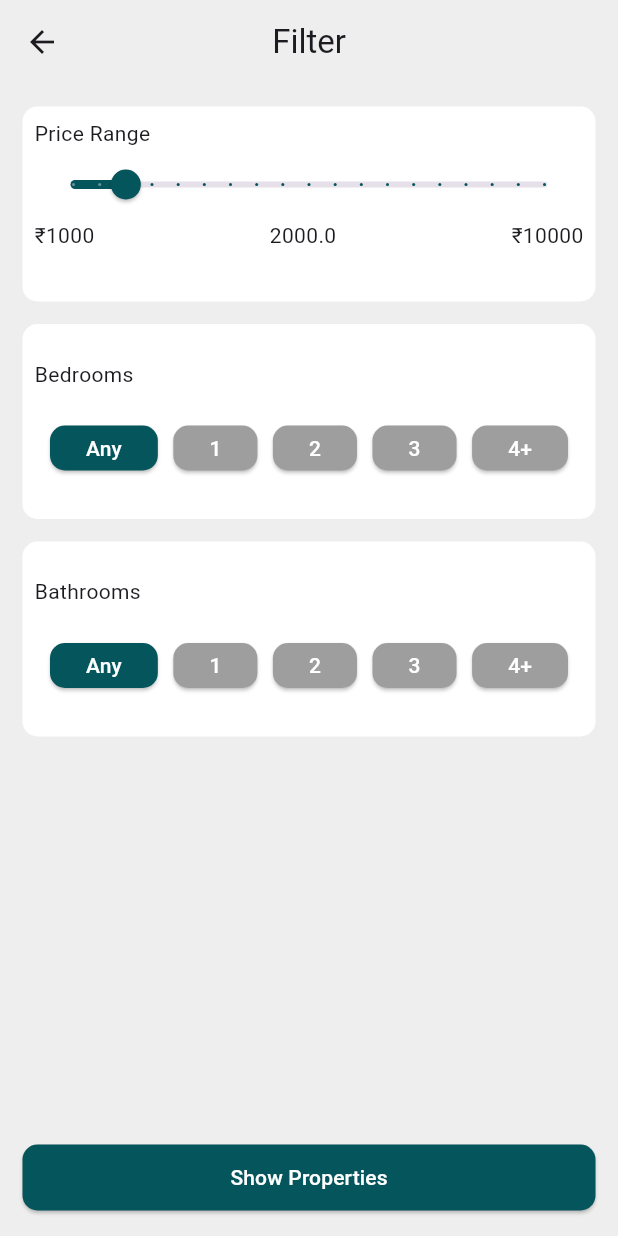
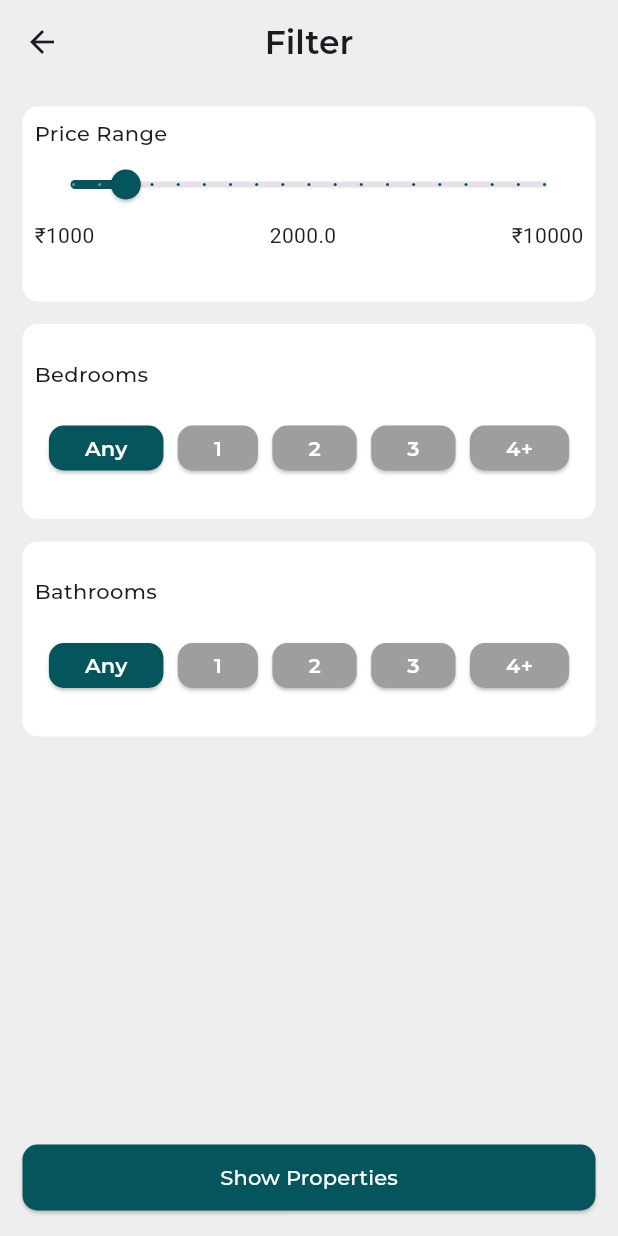
Before and after one commit to Rahulckoovara/homerent_app, a Flutter app: the screen it shows after launch, after a tap on "Get Started", after a tap on "LOGIN", after a tap on the "filter alt" icon, on a phone screen of 412 x 824 dp. Run offline on Flutter 3.47's test engine with Material 3 defaults, Android fonts, the phone set to English and light mode, and no system bars; our stand-ins replace carousel_slider, get, lottie; missing offline and left inert: panorama_viewer; network calls fail; project files that could hold a hidden picture were left out.

Commit message:
feat(font):chnaged the app font

```diff
--- a/lib/screens/Front/front_view.dart
+++ b/lib/screens/Front/front_view.dart
@@ -1,6 +1,7 @@
 import 'package:flutter/material.dart';
 import 'package:get/get.dart';
 import 'package:tappal_app/config/custom_dia.dart';
+import 'package:tappal_app/config/custom_fonts.dart';
 import 'package:tappal_app/widgets/primary_button.dart';
 import 'package:lottie/lottie.dart';
 
@@ -23,12 +24,15 @@ class FrontPage extends StatelessWidget {
             children: [
               Text(
                 'Find Your \nApartment Here',
-                style: TextStyle(fontSize: 30),
+
+                style: TextStyle(fontSize: 30,
+                fontFamily: CustomFont.fontBold),
               ),
               SizedBox(height: CustomDimens.spacerH),
               Text(
                 'Most it diagrams headline of should there with practice to and with my sections.',
-                style: TextStyle(fontSize: 16),
+                style: TextStyle(fontSize: 16,
+                fontFamily: CustomFont.fontRegular),
               ),
               SizedBox(height: CustomDimens.spacerH),
               SizedBox(height: CustomDimens.spacerH),
@@ -37,7 +41,7 @@ class FrontPage extends StatelessWidget {
               }, 'Get Started'),
               SizedBox(height: CustomDimens.spacerH),
               Container(
-                height: 500,
+                height: 450,
                 width: double.infinity,
                 child: Image.asset('assets/welcome.png'),
                 //Lottie.network('https://lottie.host/b65a75d6-05e9-4fc3-9d76-2894861fcb48/AHkc5GCwQE.json',
--- a/lib/screens/filter/filter_view.dart
+++ b/lib/screens/filter/filter_view.dart
@@ -1,6 +1,7 @@
 import 'package:flutter/material.dart';
 import 'package:tappal_app/config/custom_colors.dart';
 import 'package:tappal_app/config/custom_dia.dart';
+import 'package:tappal_app/config/custom_fonts.dart';
 import 'package:tappal_app/widgets/Selectable_button.dart';
 import 'package:tappal_app/widgets/primary_button.dart';
 
@@ -26,7 +27,7 @@ class _FilterPageState extends State<FilterPage> {
   Widget build(BuildContext context) {
     return Scaffold(
       appBar: AppBar(
-        title: Text('Filter'),
+        title: Text('Filter',style: TextStyle(fontFamily: CustomFont.fontSemiBold),),
         centerTitle: true,
         backgroundColor: Colors.grey[200],
       ),
@@ -51,7 +52,7 @@ class _FilterPageState extends State<FilterPage> {
                           child: Column(
                             crossAxisAlignment: CrossAxisAlignment.start,
                             children: [
-                              Text('Price Range'),
+                              Text('Price Range',style: TextStyle(fontFamily: CustomFont.fontMedium),),
                               Row(
                                 mainAxisAlignment: MainAxisAlignment.spaceAround,
                                 children: [
@@ -101,7 +102,7 @@ class _FilterPageState extends State<FilterPage> {
                             mainAxisAlignment: MainAxisAlignment.spaceEvenly,
                             crossAxisAlignment: CrossAxisAlignment.start,
                             children: [
-                              Text('Bedrooms'),
+                              Text('Bedrooms',style: TextStyle(fontFamily: CustomFont.fontMedium),),
                               Row(
                                 mainAxisAlignment: MainAxisAlignment.spaceEvenly,
                                 children: [
@@ -136,7 +137,7 @@ class _FilterPageState extends State<FilterPage> {
                             mainAxisAlignment: MainAxisAlignment.spaceEvenly,
                             crossAxisAlignment: CrossAxisAlignment.start,
                             children: [
-                              Text('Bathrooms'),
+                              Text('Bathrooms',style: TextStyle(fontFamily: CustomFont.fontMedium),),
                               Row(
                                 mainAxisAlignment: MainAxisAlignment.spaceEvenly,
                                 children: [
--- a/lib/screens/login/login_view.dart
+++ b/lib/screens/login/login_view.dart
@@ -4,6 +4,7 @@ import 'package:flutter/widgets.dart';
 import 'package:get/get.dart';
 import 'package:tappal_app/config/custom_colors.dart';
 import 'package:tappal_app/config/custom_dia.dart';
+import 'package:tappal_app/config/custom_fonts.dart';
 import 'package:tappal_app/screens/login/login_logic.dart';
 import 'package:tappal_app/widgets/Text_input.dart';
 import 'package:tappal_app/widgets/primary_button.dart';
@@ -42,11 +43,12 @@ class LoginPage extends StatelessWidget {
                         style: TextStyle(
                             fontSize: 35,
                             fontWeight: FontWeight.bold,
+                            fontFamily: CustomFont.fontBold,
                             color: Colors.white),
                       ),
                       Text(
                         " Home",
-                        style: TextStyle(fontSize: 20, color: Colors.white),
+                        style: TextStyle(fontSize: 20, color: Colors.white,fontFamily: CustomFont.fontSemiBold),
                       )
                     ],
                   )
--- a/lib/widgets/Property_list.dart
+++ b/lib/widgets/Property_list.dart
@@ -4,6 +4,7 @@ import 'package:flutter/widgets.dart';
 import 'package:get/get.dart';
 import 'package:tappal_app/config/custom_colors.dart';
 import 'package:tappal_app/config/custom_dia.dart';
+import 'package:tappal_app/config/custom_fonts.dart';
 
 class FavoriteController extends GetxController {
   var isFavorite = false.obs;
@@ -94,14 +95,14 @@ class Property extends StatelessWidget {
                 ],
               ),
               SizedBox(height: CustomDimens.spacerH),
-              Text(flatName, style: TextStyle(fontWeight: FontWeight.bold)),
+              Text(flatName, style: TextStyle(fontWeight: FontWeight.bold,fontFamily: CustomFont.fontSemiBold)),
               SizedBox(height: CustomDimens.spacerH),
               Row(
                 children: [
                   const Icon(Icons.location_on_outlined,
                       color: CustomColors.primaryIconBg),
                   Text(address,
-                      style: TextStyle(color: CustomColors.primarySubText)),
+                      style: TextStyle(color: CustomColors.primarySubText,fontFamily: CustomFont.fontRegular)),
                 ],
               ),
               SizedBox(height: CustomDimens.spacerH),
@@ -114,21 +115,21 @@ class Property extends StatelessWidget {
                       children: [
                         Icon(Icons.bed_outlined,
                             color: CustomColors.primaryIconBg),
-                        Text(bedroom),
+                        Text(bedroom,style: TextStyle(fontFamily: CustomFont.fontSemiBold),),
                       ],
                     ),
                     Row(
                       children: [
                         Icon(Icons.chair_outlined,
                             color: CustomColors.primaryIconBg),
-                        Text(livingRoom),
+                        Text(livingRoom,style: TextStyle(fontFamily: CustomFont.fontSemiBold),),
                       ],
                     ),
                     Row(
                       children: [
                         Icon(Icons.bathtub_outlined,
                             color: CustomColors.primaryIconBg),
-                        Text(bathroom),
+                        Text(bathroom,style: TextStyle(fontFamily: CustomFont.fontSemiBold),),
                       ],
                     ),
                   ],
@@ -141,11 +142,13 @@ class Property extends StatelessWidget {
                     TextSpan(
                       text: '₹$price',
                       style: TextStyle(
+                        fontFamily: CustomFont.fontMedium,
                           fontWeight: FontWeight.bold, color: Colors.black),
                     ),
                     TextSpan(
                       text: '/month',
                       style: TextStyle(
+                        fontFamily: CustomFont.fontRegular,
                         color: CustomColors.primarySubText,
                         fontWeight: FontWeight.bold,
                       ),
--- a/lib/widgets/Selectable_button.dart
+++ b/lib/widgets/Selectable_button.dart
@@ -1,6 +1,7 @@
 import 'package:flutter/material.dart';
 import 'package:tappal_app/config/custom_colors.dart';
 import 'package:tappal_app/config/custom_dia.dart';
+import 'package:tappal_app/config/custom_fonts.dart';
 
 class SelectableButton extends StatelessWidget {
   final VoidCallback onPressed;
@@ -30,6 +31,7 @@ class SelectableButton extends StatelessWidget {
       child: Text(
         text,
         style: TextStyle(
+          fontFamily: CustomFont.fontSemiBold,
           fontSize: CustomDimens.primaryBtnText,
           color: CustomColors.primaryBtnText,
         ),
--- a/lib/widgets/Text_input.dart
+++ b/lib/widgets/Text_input.dart
@@ -2,6 +2,7 @@ import 'package:flutter/material.dart';
 import 'package:flutter/services.dart';
 import 'package:tappal_app/config/custom_colors.dart';
 import 'package:tappal_app/config/custom_dia.dart';
+import 'package:tappal_app/config/custom_fonts.dart';
 
 class TextInput extends StatelessWidget {
   final String labelText;
@@ -36,7 +37,7 @@ class TextInput extends StatelessWidget {
         Text(
           labelText,
           style: TextStyle(
-              // fontFamily: CustomFont.fontMedium,
+              fontFamily: CustomFont.fontSemiBold,
               fontSize: CustomDimens.txtHintFont,
               color: CustomColors.txtHint),
         ),
@@ -56,7 +57,9 @@ class TextInput extends StatelessWidget {
           maxLength: maxLength,
           decoration: InputDecoration(
             hintText: hintText,
+
             hintStyle: TextStyle(
+              fontFamily: CustomFont.fontRegular,
                 color: CustomColors.txtfieldHint,
                 //  fontFamily: CustomFont.fontRegular,
                 fontSize: CustomDimens.txtinputLabel),
--- a/lib/widgets/primary_button.dart
+++ b/lib/widgets/primary_button.dart
@@ -1,6 +1,7 @@
 import 'package:flutter/material.dart';
 import 'package:tappal_app/config/custom_colors.dart';
 import 'package:tappal_app/config/custom_dia.dart';
+import 'package:tappal_app/config/custom_fonts.dart';
 
 class PrimaryButton extends StatelessWidget {
   final String text;
@@ -32,6 +33,7 @@ class PrimaryButton extends StatelessWidget {
           text,
           style: TextStyle(
             fontSize: CustomDimens.primaryBtnText,
+            fontFamily: CustomFont.fontMedium,
             color:
                  CustomColors.primaryBtnText
                 // Use primary text color if isSelected is true
```
Also changed, not shown: lib/screens/Home/home_view.dart (+4 -3 lines), lib/screens/home_details/home_details_view.dart (+13 -8 lines).
